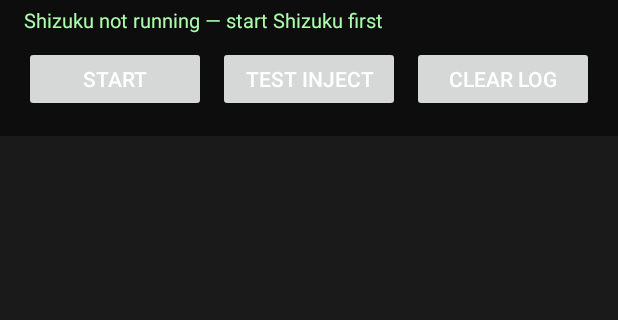
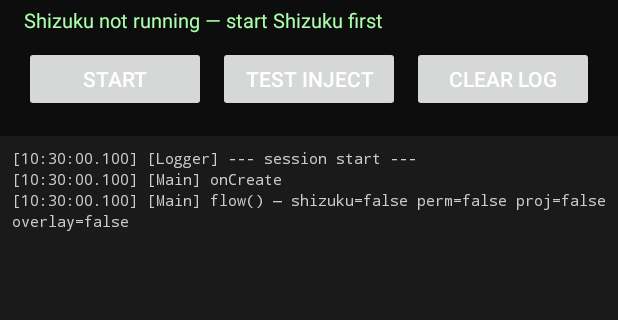
Before and after one commit to Sun12344513/FFAimbot, an Android app: the screen it shows after launch (MainActivity), on a phone screen of 412 x 824 dp, the part 149-469 px from its top. Run offline under Robolectric (Android 15) with nearby library versions, the phone set to English and light mode, and no system bars; libraries missing offline, so code that uses them is left out: rikka.shizuku; 2 statements that could not run were skipped.

Commit message:
Refactor MainActivity to improve logging and UI handling

```diff
--- a/app/src/main/java/com/vanta/ffaimbot/MainActivity.kt
+++ b/app/src/main/java/com/vanta/ffaimbot/MainActivity.kt
@@ -2,27 +2,46 @@ package com.vanta.ffaimbot
 
 import android.app.Activity
 import android.content.Intent
+import android.graphics.PointF
 import android.media.projection.MediaProjectionManager
 import android.net.Uri
 import android.os.Bundle
+import android.os.Handler
+import android.os.Looper
 import android.provider.Settings
 import android.widget.Button
+import android.widget.ScrollView
 import android.widget.TextView
 import rikka.shizuku.Shizuku
 
 class MainActivity : Activity() {
 
     private lateinit var tvStatus: TextView
+    private lateinit var tvLog: TextView
+    private lateinit var scrollLog: ScrollView
     private lateinit var btnAction: Button
+    private lateinit var btnTestInject: Button
+    private lateinit var btnClearLog: Button
     private lateinit var projMgr: MediaProjectionManager
 
     private var launched = false
+    private val handler = Handler(Looper.getMainLooper())
+
+    private val logRefresher = object : Runnable {
+        override fun run() {
+            tvLog.text = Logger.getAll()
+            scrollLog.post { scrollLog.fullScroll(ScrollView.FOCUS_DOWN) }
+            handler.postDelayed(this, 1000L)
+        }
+    }
 
     private val shizukuListener = Shizuku.OnRequestPermissionResultListener { _, result ->
         if (result == android.content.pm.PackageManager.PERMISSION_GRANTED) {
+            Logger.log("Main", "Shizuku permission granted")
             status("Shizuku OK")
             requestCapture()
         } else {
+            Logger.log("Main", "Shizuku permission denied")
             status("Shizuku denied — open Shizuku app and grant permission")
         }
     }
@@ -31,15 +50,49 @@ class MainActivity : Activity() {
         super.onCreate(savedInstanceState)
         setContentView(R.layout.activity_main)
 
-        tvStatus  = findViewById(R.id.tvStatus)
-        btnAction = findViewById(R.id.btnAction)
-        projMgr   = getSystemService(MEDIA_PROJECTION_SERVICE) as MediaProjectionManager
+        Logger.init(this)
+        Logger.log("Main", "onCreate")
+
+        tvStatus       = findViewById(R.id.tvStatus)
+        tvLog          = findViewById(R.id.tvLog)
+        scrollLog      = findViewById(R.id.scrollLog)
+        btnAction      = findViewById(R.id.btnAction)
+        btnTestInject  = findViewById(R.id.btnTestInject)
+        btnClearLog    = findViewById(R.id.btnClearLog)
+        projMgr        = getSystemService(MEDIA_PROJECTION_SERVICE) as MediaProjectionManager
 
         btnAction.setOnClickListener { flow() }
+
+        btnClearLog.setOnClickListener {
+            Logger.clear(this)
+            tvLog.text = ""
+        }
+
+        // Fires a swipe at screen center to verify injection works without opening FF
+        btnTestInject.setOnClickListener {
+            Logger.log("Main", "Test inject triggered")
+            Thread {
+                val ok = InputInjector.init()
+                Logger.log("Main", "Injector init = $ok")
+                if (ok) {
+                    val w = resources.displayMetrics.widthPixels.toFloat()
+                    val h = resources.displayMetrics.heightPixels.toFloat()
+                    val from = PointF(w / 2f, h / 2f)
+                    val to   = PointF(w / 2f + 200f, h / 2f)
+                    InputInjector.swipeAim(from, to, 100L)
+                    Logger.log("Main", "Test swipe injected: ${from.x},${from.y} -> ${to.x},${to.y}")
+                } else {
+                    Logger.log("Main", "Injector init FAILED — check Shizuku")
+                }
+            }.start()
+        }
+
+        handler.post(logRefresher)
         flow()
     }
 
     private fun flow() {
+        Logger.log("Main", "flow() — shizuku=${ShizukuHelper.isRunning()} perm=${ShizukuHelper.hasPermission()} proj=${ProjectionHolder.projection != null} overlay=${Settings.canDrawOverlays(this)}")
         when {
             !ShizukuHelper.isRunning() -> {
                 status("Shizuku not running — start Shizuku first")
@@ -49,6 +102,7 @@ class MainActivity : Activity() {
                 try {
                     ShizukuHelper.requestPermission(shizukuListener)
                 } catch (e: Exception) {
+                    Logger.log("Main", "requestPermission failed: ${e.message}")
                     status("Failed: ${e.message}")
                 }
             }
@@ -71,6 +125,7 @@ class MainActivity : Activity() {
 
     @Suppress("DEPRECATION")
     private fun requestCapture() {
+        Logger.log("Main", "requesting screen capture")
         startActivityForResult(projMgr.createScreenCaptureIntent(), RC_PROJ)
     }
 
@@ -79,22 +134,28 @@ class MainActivity : Activity() {
         super.onActivityResult(requestCode, resultCode, data)
         if (requestCode != RC_PROJ) return
 
+        Logger.log("Main", "onActivityResult resultCode=$resultCode dataNull=${data == null}")
+
         if (resultCode == Activity.RESULT_OK && data != null) {
             val projection = try {
                 projMgr.getMediaProjection(resultCode, data)
             } catch (e: Exception) {
+                Logger.log("Main", "getMediaProjection exception: ${e.message}")
                 status("MediaProjection failed: ${e.message}")
                 return
             }
 
             if (projection == null) {
+                Logger.log("Main", "getMediaProjection returned null")
                 status("Screen capture returned null — try again")
                 return
             }
 
+            Logger.log("Main", "MediaProjection created OK")
             ProjectionHolder.projection = projection
             flow()
         } else {
+            Logger.log("Main", "screen capture denied or cancelled")
             status("Screen capture denied — try again")
         }
     }
@@ -106,6 +167,7 @@ class MainActivity : Activity() {
             return
         }
         launched = true
+        Logger.log("Main", "starting AimbotService")
         startForegroundService(Intent(this, AimbotService::class.java))
         status("Running — open FF Max now")
         btnAction.text = "RUNNING"
@@ -114,16 +176,14 @@ class MainActivity : Activity() {
 
     override fun onResume() {
         super.onResume()
-        if (!launched
-            && ProjectionHolder.projection != null
-            && Settings.canDrawOverlays(this)
-        ) {
+        if (!launched && ProjectionHolder.projection != null && Settings.canDrawOverlays(this)) {
             launchService()
         }
     }
 
     override fun onDestroy() {
         super.onDestroy()
+        handler.removeCallbacks(logRefresher)
         ShizukuHelper.removePermissionListener(shizukuListener)
     }
 
```
